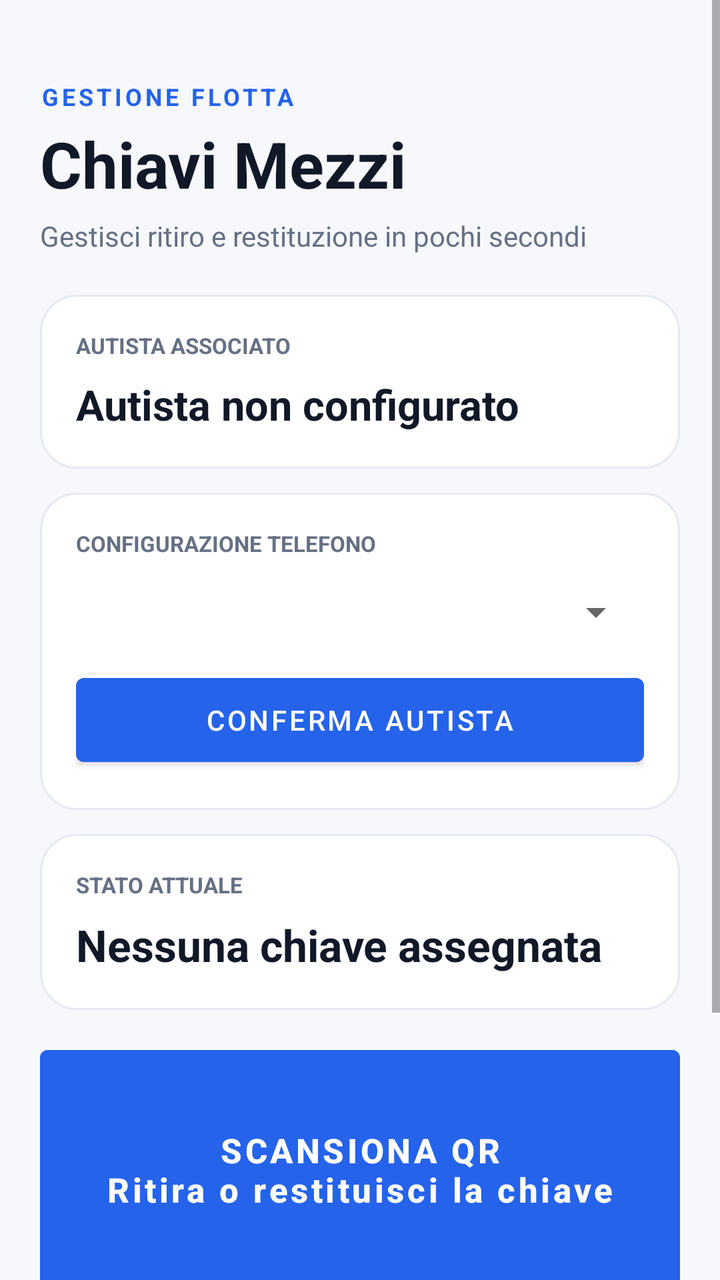
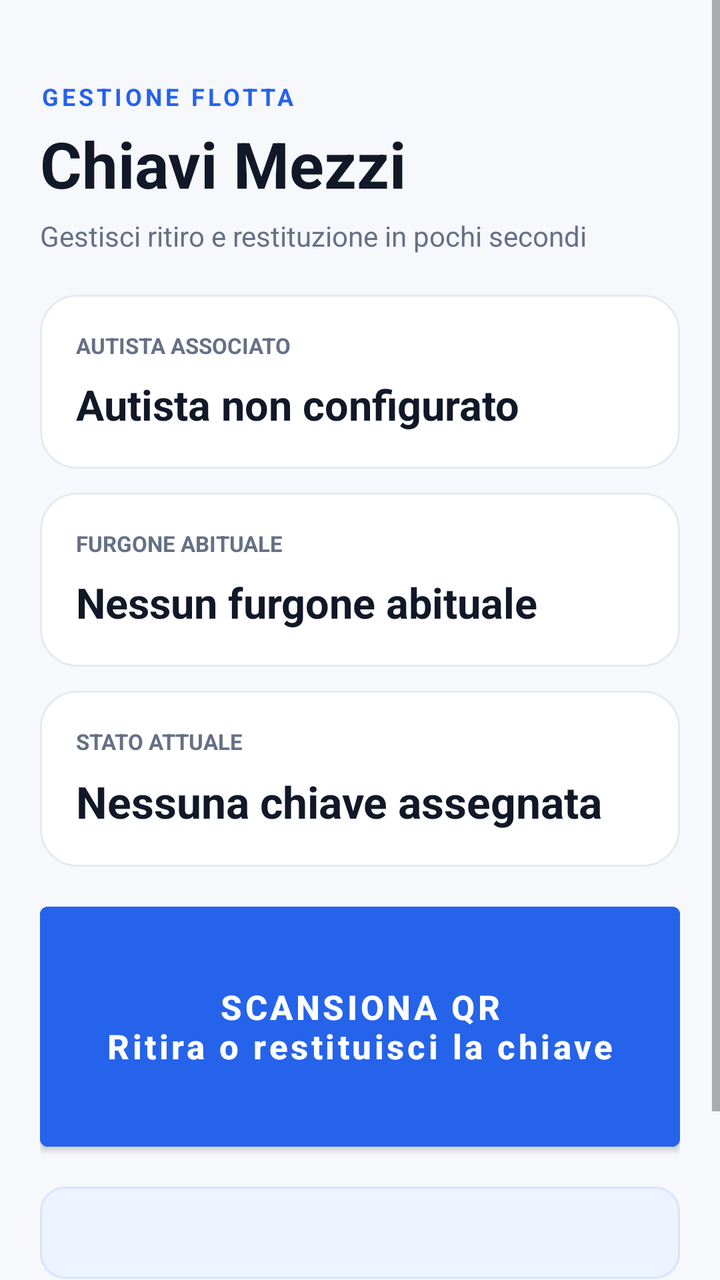

Compare the two renders of this Android layout. The source of the first and the diff that turns it into the second are given below.
<!-- AndroidManifest.xml: application theme Theme.GestioneChiavi -->
<!-- res/layout/activity_main.xml -->
<ScrollView xmlns:android="http://schemas.android.com/apk/res/android" android:layout_width="match_parent" android:layout_height="match_parent" android:background="@color/app_background" android:fillViewport="true" android:overScrollMode="never"><LinearLayout android:layout_width="match_parent" android:layout_height="wrap_content" android:orientation="vertical" android:paddingStart="20dp" android:paddingTop="40dp" android:paddingEnd="20dp" android:paddingBottom="28dp"><TextView android:layout_width="wrap_content" android:layout_height="wrap_content" android:text="GESTIONE FLOTTA" android:textColor="@color/primary" android:textSize="12sp" android:textStyle="bold" android:letterSpacing="0.14"/><TextView android:layout_width="wrap_content" android:layout_height="wrap_content" android:layout_marginTop="4dp" android:text="Chiavi Mezzi" android:textColor="@color/text_primary" android:textSize="32sp" android:textStyle="bold"/><TextView android:layout_width="wrap_content" android:layout_height="wrap_content" android:layout_marginTop="5dp" android:text="Gestisci ritiro e restituzione in pochi secondi" android:textColor="@color/text_secondary" android:textSize="14sp"/><LinearLayout android:layout_width="match_parent" android:layout_height="wrap_content" android:layout_marginTop="20dp" android:background="@drawable/card_background" android:orientation="vertical" android:padding="18dp"><TextView android:layout_width="wrap_content" android:layout_height="wrap_content" android:text="AUTISTA ASSOCIATO" android:textColor="@color/text_secondary" android:textSize="11sp" android:textStyle="bold"/><TextView android:id="@+id/driver" android:layout_width="match_parent" android:layout_height="wrap_content" android:layout_marginTop="8dp" android:text="Autista non configurato" android:textColor="@color/text_primary" android:textSize="21sp" android:textStyle="bold"/></LinearLayout><LinearLayout android:layout_width="match_parent" android:layout_height="wrap_content" android:layout_marginTop="12dp" android:background="@drawable/card_background" android:orientation="vertical" android:padding="18dp"><TextView android:layout_width="wrap_content" android:layout_height="wrap_content" android:text="CONFIGURAZIONE TELEFONO" android:textColor="@color/text_secondary" android:textSize="11sp" android:textStyle="bold"/><Spinner android:id="@+id/driverSpinner" android:layout_width="match_parent" android:layout_height="54dp"/><Button android:id="@+id/saveDriver" android:layout_width="match_parent" android:layout_height="54dp" android:text="Conferma autista"/></LinearLayout><LinearLayout android:layout_width="match_parent" android:layout_height="wrap_content" android:layout_marginTop="12dp" android:background="@drawable/card_background" android:orientation="vertical" android:padding="18dp"><TextView android:layout_width="wrap_content" android:layout_height="wrap_content" android:text="STATO ATTUALE" android:textColor="@color/text_secondary" android:textSize="11sp" android:textStyle="bold"/><TextView android:id="@+id/status" android:layout_width="match_parent" android:layout_height="wrap_content" android:layout_marginTop="8dp" android:text="Nessuna chiave assegnata" android:textColor="@color/text_primary" android:textSize="22sp" android:textStyle="bold"/></LinearLayout><Button android:id="@+id/scan" android:layout_width="match_parent" android:layout_height="132dp" android:layout_marginTop="14dp" android:backgroundTint="@color/primary" android:text="SCANSIONA QR\nRitira o restituisci la chiave" android:textAllCaps="false" android:textColor="#FFFFFF" android:textSize="17sp" android:textStyle="bold"/><LinearLayout android:id="@+id/kmBox" android:layout_width="match_parent" android:layout_height="wrap_content" android:layout_marginTop="12dp" android:background="@drawable/card_background" android:orientation="vertical" android:padding="18dp" android:visibility="gone"><TextView android:layout_width="wrap_content" android:layout_height="wrap_content" android:text="CHILOMETRAGGIO" android:textColor="@color/text_secondary" android:textSize="11sp" android:textStyle="bold"/><EditText android:id="@+id/kmInput" android:layout_width="match_parent" android:layout_height="54dp" android:layout_marginTop="8dp" android:hint="Km attuali del furgone" android:inputType="number"/><Button android:id="@+id/saveKm" android:layout_width="match_parent" android:layout_height="54dp" android:layout_marginTop="8dp" android:backgroundTint="@color/secondary_button" android:text="Salva chilometri" android:textAllCaps="false" android:textColor="@color/text_primary" android:textStyle="bold"/></LinearLayout><Button android:id="@+id/photo" android:layout_width="match_parent" android:layout_height="56dp" android:layout_marginTop="12dp" android:backgroundTint="@color/photo_button" android:text="Fotografa stato mezzo" android:textAllCaps="false" android:textColor="@color/primary" android:textStyle="bold" android:visibility="gone"/><Button android:id="@+id/reportDamage" android:layout_width="match_parent" android:layout_height="56dp" android:layout_marginTop="12dp" android:backgroundTint="@color/secondary_button" android:text="Segnala danno / anomalia" android:textAllCaps="false" android:textColor="@color/text_primary" android:textStyle="bold" android:visibility="gone"/><TextView android:id="@+id/message" android:layout_width="match_parent" android:layout_height="wrap_content" android:layout_marginTop="14dp" android:background="@drawable/message_background" android:gravity="center" android:minHeight="46dp" android:padding="12dp" android:textColor="@color/text_primary" android:textSize="14sp" android:textStyle="bold"/><Button android:id="@+id/changeDriver" android:layout_width="match_parent" android:layout_height="54dp" android:layout_marginTop="16dp" android:backgroundTint="@color/secondary_button" android:text="Area responsabile" android:textAllCaps="false" android:textColor="@color/text_primary" android:textStyle="bold"/></LinearLayout></ScrollView>
<!-- resources referenced by this layout -->
<resources>
  <color name="app_background">#F6F8FC</color>
  <color name="photo_button">#EAF1FF</color>
  <color name="primary">#2563EB</color>
  <color name="secondary_button">#EEF2F7</color>
  <color name="text_primary">#111827</color>
  <color name="text_secondary">#667085</color>
  <!-- drawable card_background (drawable) -->
  <shape xmlns:android="http://schemas.android.com/apk/res/android" android:shape="rectangle"><solid android:color="@color/surface"/><corners android:radius="18dp"/><stroke android:width="1dp" android:color="@color/border"/></shape>
  <!-- drawable message_background (drawable) -->
  <shape xmlns:android="http://schemas.android.com/apk/res/android" android:shape="rectangle">
      <solid android:color="@color/surface_message" />
      <corners android:radius="12dp" />
      <stroke android:width="1dp" android:color="@color/border_message" />
  </shape>
  <style name="Theme.GestioneChiavi" parent="Theme.MaterialComponents.DayNight.NoActionBar"><item name="colorPrimary">@color/primary</item><item name="colorPrimaryVariant">@color/primary_dark</item></style>
  <color name="surface">#FFFFFF</color>
  <color name="border">#E6EAF0</color>
  <color name="surface_message">#EEF4FF</color>
  <color name="border_message">#D7E4FF</color>
  <color name="primary_dark">#1E40AF</color>
</resources>

<!-- the commit's change to res/layout/activity_main.xml (unified diff, before → after) -->
@@ -1 +1 @@
-<ScrollView xmlns:android="http://schemas.android.com/apk/res/android" android:layout_width="match_parent" android:layout_height="match_parent" android:background="@color/app_background" android:fillViewport="true" android:overScrollMode="never"><LinearLayout android:layout_width="match_parent" android:layout_height="wrap_content" android:orientation="vertical" android:paddingStart="20dp" android:paddingTop="40dp" android:paddingEnd="20dp" android:paddingBottom="28dp"><TextView android:layout_width="wrap_content" android:layout_height="wrap_content" android:text="GESTIONE FLOTTA" android:textColor="@color/primary" android:textSize="12sp" android:textStyle="bold" android:letterSpacing="0.14"/><TextView android:layout_width="wrap_content" android:layout_height="wrap_content" android:layout_marginTop="4dp" android:text="Chiavi Mezzi" android:textColor="@color/text_primary" android:textSize="32sp" android:textStyle="bold"/><TextView android:layout_width="wrap_content" android:layout_height="wrap_content" android:layout_marginTop="5dp" android:text="Gestisci ritiro e restituzione in pochi secondi" android:textColor="@color/text_secondary" android:textSize="14sp"/><LinearLayout android:layout_width="match_parent" android:layout_height="wrap_content" android:layout_marginTop="20dp" android:background="@drawable/card_background" android:orientation="vertical" android:padding="18dp"><TextView android:layout_width="wrap_content" android:layout_height="wrap_content" android:text="AUTISTA ASSOCIATO" android:textColor="@color/text_secondary" android:textSize="11sp" android:textStyle="bold"/><TextView android:id="@+id/driver" android:layout_width="match_parent" android:layout_height="wrap_content" android:layout_marginTop="8dp" android:text="Autista non configurato" android:textColor="@color/text_primary" android:textSize="21sp" android:textStyle="bold"/></LinearLayout><LinearLayout android:layout_width="match_parent" android:layout_height="wrap_content" android:layout_marginTop="12dp" android:background="@drawable/card_background" android:orientation="vertical" android:padding="18dp"><TextView android:layout_width="wrap_content" android:layout_height="wrap_content" android:text="CONFIGURAZIONE TELEFONO" android:textColor="@color/text_secondary" android:textSize="11sp" android:textStyle="bold"/><Spinner android:id="@+id/driverSpinner" android:layout_width="match_parent" android:layout_height="54dp"/><Button android:id="@+id/saveDriver" android:layout_width="match_parent" android:layout_height="54dp" android:text="Conferma autista"/></LinearLayout><LinearLayout android:layout_width="match_parent" android:layout_height="wrap_content" android:layout_marginTop="12dp" android:background="@drawable/card_background" android:orientation="vertical" android:padding="18dp"><TextView android:layout_width="wrap_content" android:layout_height="wrap_content" android:text="STATO ATTUALE" android:textColor="@color/text_secondary" android:textSize="11sp" android:textStyle="bold"/><TextView android:id="@+id/status" android:layout_width="match_parent" android:layout_height="wrap_content" android:layout_marginTop="8dp" android:text="Nessuna chiave assegnata" android:textColor="@color/text_primary" android:textSize="22sp" android:textStyle="bold"/></LinearLayout><Button android:id="@+id/scan" android:layout_width="match_parent" android:layout_height="132dp" android:layout_marginTop="14dp" android:backgroundTint="@color/primary" android:text="SCANSIONA QR\nRitira o restituisci la chiave" android:textAllCaps="false" android:textColor="#FFFFFF" android:textSize="17sp" android:textStyle="bold"/><LinearLayout android:id="@+id/kmBox" android:layout_width="match_parent" android:layout_height="wrap_content" android:layout_marginTop="12dp" android:background="@drawable/card_background" android:orientation="vertical" android:padding="18dp" android:visibility="gone"><TextView android:layout_width="wrap_content" android:layout_height="wrap_content" android:text="CHILOMETRAGGIO" android:textColor="@color/text_secondary" android:textSize="11sp" android:textStyle="bold"/><EditText android:id="@+id/kmInput" android:layout_width="match_parent" android:layout_height="54dp" android:layout_marginTop="8dp" android:hint="Km attuali del furgone" android:inputType="number"/><Button android:id="@+id/saveKm" android:layout_width="match_parent" android:layout_height="54dp" android:layout_marginTop="8dp" android:backgroundTint="@color/secondary_button" android:text="Salva chilometri" android:textAllCaps="false" android:textColor="@color/text_primary" android:textStyle="bold"/></LinearLayout><Button android:id="@+id/photo" android:layout_width="match_parent" android:layout_height="56dp" android:layout_marginTop="12dp" android:backgroundTint="@color/photo_button" android:text="Fotografa stato mezzo" android:textAllCaps="false" android:textColor="@color/primary" android:textStyle="bold" android:visibility="gone"/><Button android:id="@+id/reportDamage" android:layout_width="match_parent" android:layout_height="56dp" android:layout_marginTop="12dp" android:backgroundTint="@color/secondary_button" android:text="Segnala danno / anomalia" android:textAllCaps="false" android:textColor="@color/text_primary" android:textStyle="bold" android:visibility="gone"/><TextView android:id="@+id/message" android:layout_width="match_parent" android:layout_height="wrap_content" android:layout_marginTop="14dp" android:background="@drawable/message_background" android:gravity="center" android:minHeight="46dp" android:padding="12dp" android:textColor="@color/text_primary" android:textSize="14sp" android:textStyle="bold"/><Button android:id="@+id/changeDriver" android:layout_width="match_parent" android:layout_height="54dp" android:layout_marginTop="16dp" android:backgroundTint="@color/secondary_button" android:text="Area responsabile" android:textAllCaps="false" android:textColor="@color/text_primary" android:textStyle="bold"/></LinearLayout></ScrollView>
+<ScrollView xmlns:android="http://schemas.android.com/apk/res/android" android:layout_width="match_parent" android:layout_height="match_parent" android:background="@color/app_background" android:fillViewport="true" android:overScrollMode="never"><LinearLayout android:layout_width="match_parent" android:layout_height="wrap_content" android:orientation="vertical" android:paddingStart="20dp" android:paddingTop="40dp" android:paddingEnd="20dp" android:paddingBottom="28dp"><TextView android:layout_width="wrap_content" android:layout_height="wrap_content" android:text="GESTIONE FLOTTA" android:textColor="@color/primary" android:textSize="12sp" android:textStyle="bold" android:letterSpacing="0.14"/><TextView android:layout_width="wrap_content" android:layout_height="wrap_content" android:layout_marginTop="4dp" android:text="Chiavi Mezzi" android:textColor="@color/text_primary" android:textSize="32sp" android:textStyle="bold"/><TextView android:layout_width="wrap_content" android:layout_height="wrap_content" android:layout_marginTop="5dp" android:text="Gestisci ritiro e restituzione in pochi secondi" android:textColor="@color/text_secondary" android:textSize="14sp"/><LinearLayout android:layout_width="match_parent" android:layout_height="wrap_content" android:layout_marginTop="20dp" android:background="@drawable/card_background" android:orientation="vertical" android:padding="18dp"><TextView android:layout_width="wrap_content" android:layout_height="wrap_content" android:text="AUTISTA ASSOCIATO" android:textColor="@color/text_secondary" android:textSize="11sp" android:textStyle="bold"/><TextView android:id="@+id/driver" android:layout_width="match_parent" android:layout_height="wrap_content" android:layout_marginTop="8dp" android:text="Autista non configurato" android:textColor="@color/text_primary" android:textSize="21sp" android:textStyle="bold"/></LinearLayout><LinearLayout android:layout_width="match_parent" android:layout_height="wrap_content" android:layout_marginTop="12dp" android:background="@drawable/card_background" android:orientation="vertical" android:padding="18dp"><TextView android:layout_width="wrap_content" android:layout_height="wrap_content" android:text="FURGONE ABITUALE" android:textColor="@color/text_secondary" android:textSize="11sp" android:textStyle="bold"/><TextView android:id="@+id/habitualVehicle" android:layout_width="match_parent" android:layout_height="wrap_content" android:layout_marginTop="8dp" android:text="Nessun furgone abituale" android:textColor="@color/text_primary" android:textSize="21sp" android:textStyle="bold"/><Spinner android:id="@+id/driverSpinner" android:layout_width="1dp" android:layout_height="1dp" android:visibility="gone"/><Button android:id="@+id/saveDriver" android:layout_width="1dp" android:layout_height="1dp" android:visibility="gone" android:text="Conferma autista"/></LinearLayout><LinearLayout android:layout_width="match_parent" android:layout_height="wrap_content" android:layout_marginTop="12dp" android:background="@drawable/card_background" android:orientation="vertical" android:padding="18dp"><TextView android:layout_width="wrap_content" android:layout_height="wrap_content" android:text="STATO ATTUALE" android:textColor="@color/text_secondary" android:textSize="11sp" android:textStyle="bold"/><TextView android:id="@+id/status" android:layout_width="match_parent" android:layout_height="wrap_content" android:layout_marginTop="8dp" android:text="Nessuna chiave assegnata" android:textColor="@color/text_primary" android:textSize="22sp" android:textStyle="bold"/></LinearLayout><Button android:id="@+id/scan" android:layout_width="match_parent" android:layout_height="132dp" android:layout_marginTop="14dp" android:backgroundTint="@color/primary" android:text="SCANSIONA QR\nRitira o restituisci la chiave" android:textAllCaps="false" android:textColor="#FFFFFF" android:textSize="17sp" android:textStyle="bold"/><LinearLayout android:id="@+id/kmBox" android:layout_width="match_parent" android:layout_height="wrap_content" android:layout_marginTop="12dp" android:background="@drawable/card_background" android:orientation="vertical" android:padding="18dp" android:visibility="gone"><TextView android:layout_width="wrap_content" android:layout_height="wrap_content" android:text="CHILOMETRAGGIO" android:textColor="@color/text_secondary" android:textSize="11sp" android:textStyle="bold"/><EditText android:id="@+id/kmInput" android:layout_width="match_parent" android:layout_height="54dp" android:layout_marginTop="8dp" android:hint="Km attuali del furgone" android:inputType="number"/><Button android:id="@+id/saveKm" android:layout_width="match_parent" android:layout_height="54dp" android:layout_marginTop="8dp" android:backgroundTint="@color/secondary_button" android:text="Salva chilometri" android:textAllCaps="false" android:textColor="@color/text_primary" android:textStyle="bold"/></LinearLayout><Button android:id="@+id/photo" android:layout_width="match_parent" android:layout_height="56dp" android:layout_marginTop="12dp" android:backgroundTint="@color/photo_button" android:text="Fotografa stato mezzo" android:textAllCaps="false" android:textColor="@color/primary" android:textStyle="bold" android:visibility="gone"/><Button android:id="@+id/reportDamage" android:layout_width="match_parent" android:layout_height="56dp" android:layout_marginTop="12dp" android:backgroundTint="@color/secondary_button" android:text="Segnala danno / anomalia" android:textAllCaps="false" android:textColor="@color/text_primary" android:textStyle="bold" android:visibility="gone"/><TextView android:id="@+id/message" android:layout_width="match_parent" android:layout_height="wrap_content" android:layout_marginTop="14dp" android:background="@drawable/message_background" android:gravity="center" android:minHeight="46dp" android:padding="12dp" android:textColor="@color/text_primary" android:textSize="14sp" android:textStyle="bold"/><Button android:id="@+id/changeDriver" android:layout_width="match_parent" android:layout_height="54dp" android:layout_marginTop="16dp" android:backgroundTint="@color/secondary_button" android:text="Area responsabile" android:textAllCaps="false" android:textColor="@color/text_primary" android:textStyle="bold"/></LinearLayout></ScrollView>
